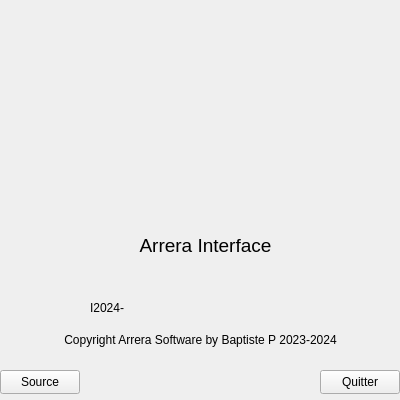
Qt form carreraapropos.ui (Arrera-Software/Arrera-Interface) before a commit.
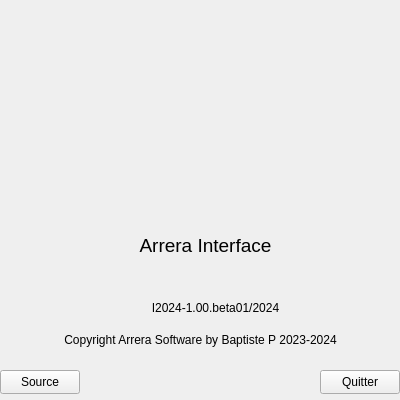
The same form after that commit. Icons and pictures are not drawn.

Commit message: Ajout num de version

The edit to the form file:
```diff
--- a/carreraapropos.ui
+++ b/carreraapropos.ui
@@ -88,7 +88,10 @@
      </rect>
     </property>
     <property name="text">
-     <string>I2024-</string>
+     <string>I2024-1.00.beta01/2024</string>
+    </property>
+    <property name="alignment">
+     <set>Qt::AlignCenter</set>
     </property>
    </widget>
    <widget class="QLabel" name="IDC_COPYWRITE">
```
